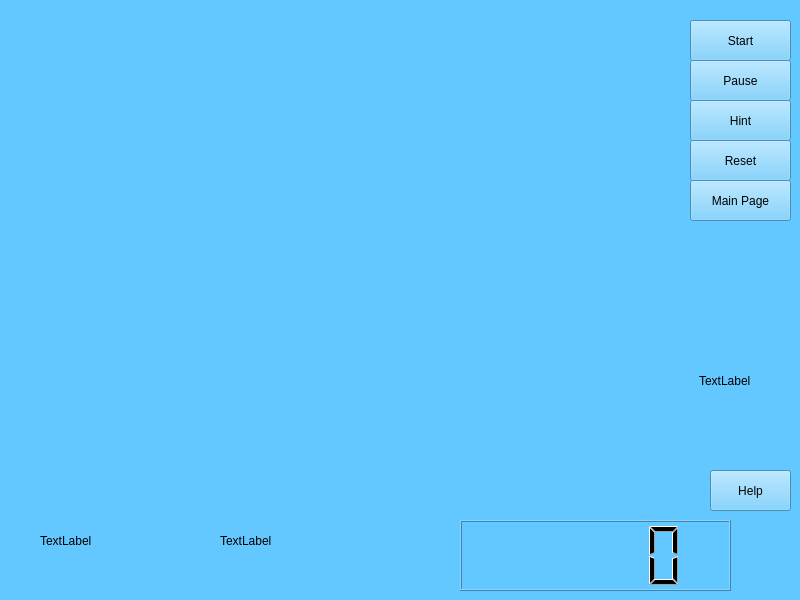
Old version of the form levelmodewindow.ui in the repository hero919/ImagesMatching.
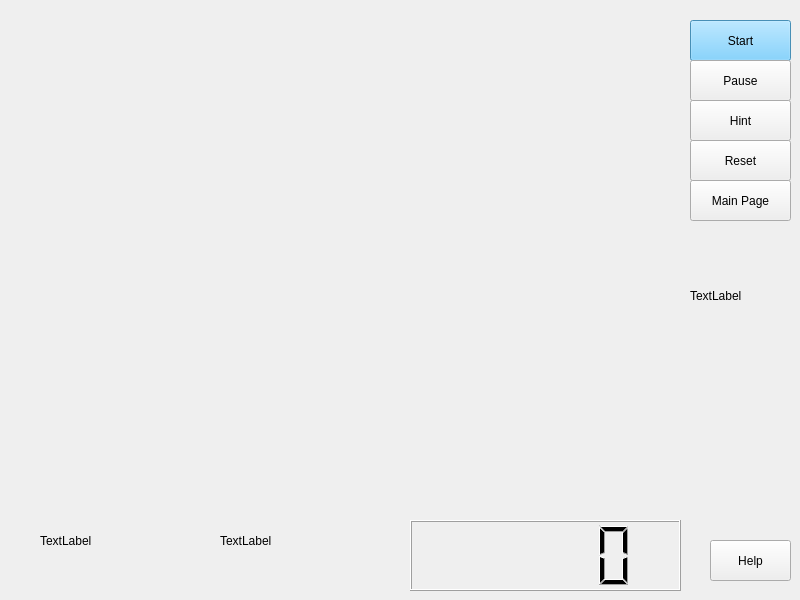
New version of the form. Icons and pictures are not drawn.

Diff of the .ui file:
```diff
--- a/levelmodewindow.ui
+++ b/levelmodewindow.ui
@@ -20,7 +20,7 @@
    <string>MainWindow</string>
   </property>
   <property name="styleSheet">
-   <string notr="true">background-color: rgb(99, 200, 255);</string>
+   <string notr="true">background-image: url(:/images/res/bkg2.jpg);</string>
   </property>
   <widget class="QWidget" name="centralwidget">
    <widget class="QWidget" name="picWidget" native="true">
@@ -92,7 +92,7 @@
     <property name="geometry">
      <rect>
       <x>710</x>
-      <y>470</y>
+      <y>540</y>
       <width>81</width>
       <height>41</height>
      </rect>
@@ -104,7 +104,7 @@
    <widget class="QLCDNumber" name="NumberClock">
     <property name="geometry">
      <rect>
-      <x>460</x>
+      <x>410</x>
       <y>520</y>
       <width>271</width>
       <height>71</height>
@@ -153,9 +153,9 @@
    <widget class="QLabel" name="ShowLevels">
     <property name="geometry">
      <rect>
-      <x>699</x>
-      <y>315</y>
-      <width>81</width>
+      <x>690</x>
+      <y>230</y>
+      <width>101</width>
       <height>131</height>
      </rect>
     </property>
```
